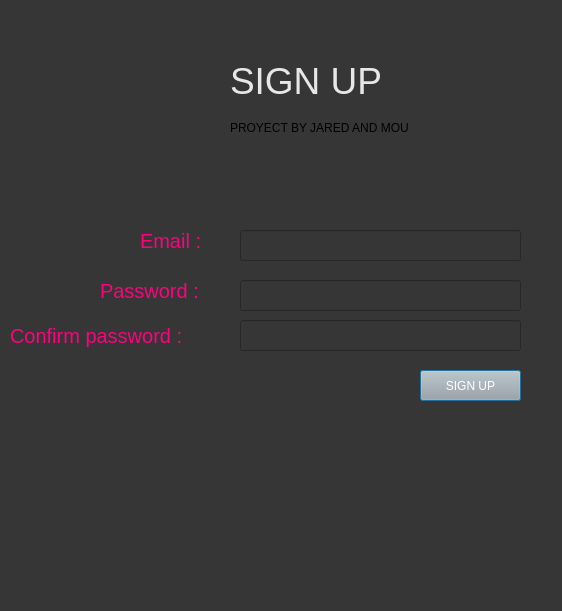
Before: the Qt Designer form createacc.ui in Detectov/PharmacyProject, drawn with Qt 5.
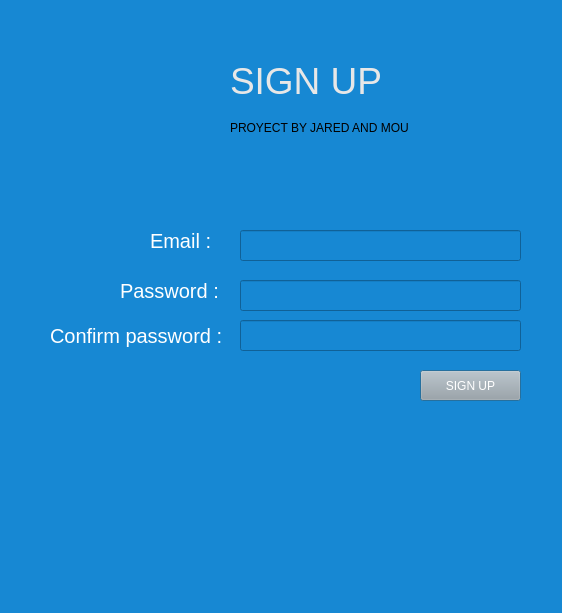
After: the same form once the commit is applied.

```diff
--- a/createacc.ui
+++ b/createacc.ui
@@ -7,14 +7,14 @@
     <x>0</x>
     <y>0</y>
     <width>562</width>
-    <height>611</height>
+    <height>613</height>
    </rect>
   </property>
   <property name="windowTitle">
    <string>Dialog</string>
   </property>
   <property name="styleSheet">
-   <string notr="true">background-color: rgb(54, 54, 54);</string>
+   <string notr="true">background-color: rgb(23, 136, 211)</string>
   </property>
   <widget class="QLabel" name="label">
    <property name="geometry">
@@ -35,15 +35,15 @@
   <widget class="QLabel" name="label_2">
    <property name="geometry">
     <rect>
-     <x>140</x>
+     <x>150</x>
      <y>230</y>
-     <width>81</width>
+     <width>61</width>
      <height>21</height>
     </rect>
    </property>
    <property name="styleSheet">
     <string notr="true">font-size:15pt;
-color:rgb(255, 0, 127)</string>
+color:rgb(255, 255, 255)</string>
    </property>
    <property name="text">
     <string>Email : </string>
@@ -52,15 +52,15 @@
   <widget class="QLabel" name="label_3">
    <property name="geometry">
     <rect>
-     <x>100</x>
+     <x>120</x>
      <y>280</y>
-     <width>121</width>
+     <width>101</width>
      <height>21</height>
     </rect>
    </property>
    <property name="styleSheet">
     <string notr="true">font-size:15pt;
-color: rgb(255, 0, 127)</string>
+color: rgb(255, 255, 255)</string>
    </property>
    <property name="text">
     <string>Password : </string>
@@ -157,15 +157,15 @@
   <widget class="QLabel" name="label_5">
    <property name="geometry">
     <rect>
-     <x>10</x>
+     <x>50</x>
      <y>320</y>
-     <width>221</width>
+     <width>171</width>
      <height>31</height>
     </rect>
    </property>
    <property name="styleSheet">
     <string notr="true">font-size:15pt;
-color: rgb(255, 0, 127)</string>
+color: rgb(255, 255, 255)</string>
    </property>
    <property name="text">
     <string>Confirm password : </string>
```
